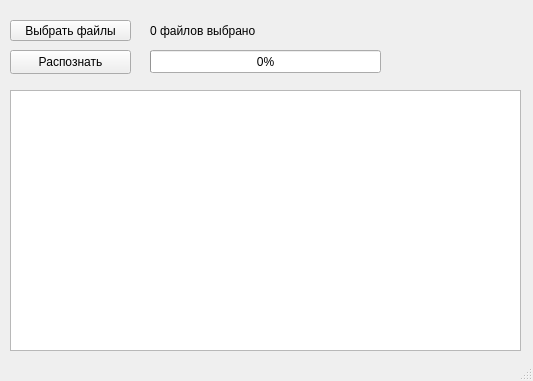
Qt form ui/window.ui (gle8098/diagram-recognition) before a commit.
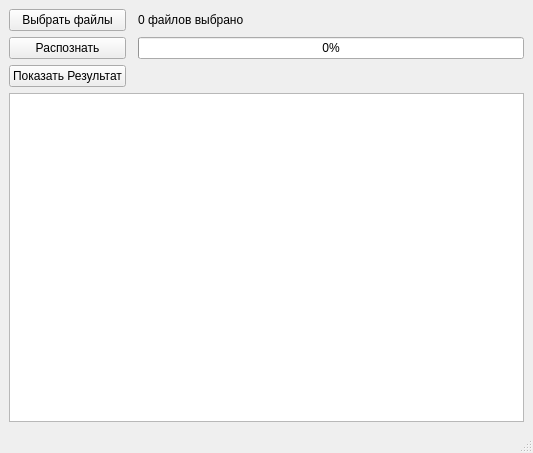
The same form after that commit.

```diff
--- a/ui/window.ui
+++ b/ui/window.ui
@@ -7,7 +7,7 @@
     <x>0</x>
     <y>0</y>
     <width>533</width>
-    <height>381</height>
+    <height>453</height>
    </rect>
   </property>
   <property name="windowTitle">
@@ -17,71 +17,50 @@
    <property name="enabled">
     <bool>true</bool>
    </property>
-   <widget class="QPushButton" name="pushButton">
-    <property name="geometry">
-     <rect>
-      <x>10</x>
-      <y>20</y>
-      <width>121</width>
-      <height>21</height>
-     </rect>
-    </property>
-    <property name="text">
-     <string>Выбрать файлы</string>
-    </property>
-   </widget>
-   <widget class="QPushButton" name="pushButton_2">
-    <property name="geometry">
-     <rect>
-      <x>10</x>
-      <y>50</y>
-      <width>121</width>
-      <height>24</height>
-     </rect>
-    </property>
-    <property name="text">
-     <string>Распознать</string>
-    </property>
-   </widget>
+   <layout class="QGridLayout" name="gridLayout">
+    <item row="1" column="2">
+     <widget class="QProgressBar" name="progress_bar">
+      <property name="value">
+       <number>0</number>
+      </property>
+     </widget>
+    </item>
+    <item row="5" column="0" colspan="3">
    <widget class="QPlainTextEdit" name="console_output">
-    <property name="geometry">
-     <rect>
-      <x>10</x>
-      <y>90</y>
-      <width>511</width>
-      <height>261</height>
-     </rect>
-    </property>
     <property name="readOnly">
      <bool>true</bool>
     </property>
    </widget>
+    </item>
+    <item row="0" column="2">
    <widget class="QLabel" name="label_files_selected">
-    <property name="geometry">
-     <rect>
-      <x>150</x>
-      <y>20</y>
-      <width>231</width>
-      <height>21</height>
-     </rect>
-    </property>
     <property name="text">
      <string>0 файлов выбрано</string>
     </property>
    </widget>
-   <widget class="QProgressBar" name="progress_bar">
-    <property name="geometry">
-     <rect>
-      <x>150</x>
-      <y>50</y>
-      <width>231</width>
-      <height>23</height>
-     </rect>
-    </property>
-    <property name="value">
-     <number>0</number>
-    </property>
-   </widget>
+    </item>
+    <item row="1" column="0">
+     <widget class="QPushButton" name="pushButton_2">
+      <property name="text">
+       <string>Распознать</string>
+      </property>
+     </widget>
+    </item>
+    <item row="0" column="0">
+     <widget class="QPushButton" name="pushButton">
+      <property name="text">
+       <string>Выбрать файлы</string>
+      </property>
+     </widget>
+    </item>
+    <item row="2" column="0">
+     <widget class="QPushButton" name="pushButton_3">
+      <property name="text">
+       <string>Показать Результат</string>
+      </property>
+     </widget>
+    </item>
+   </layout>
   </widget>
   <widget class="QStatusBar" name="statusbar"/>
  </widget>
```
Left out of the diff: 25 changed lines with no effect on the pictures. Lines whose indentation alone changed are shown as unchanged.
